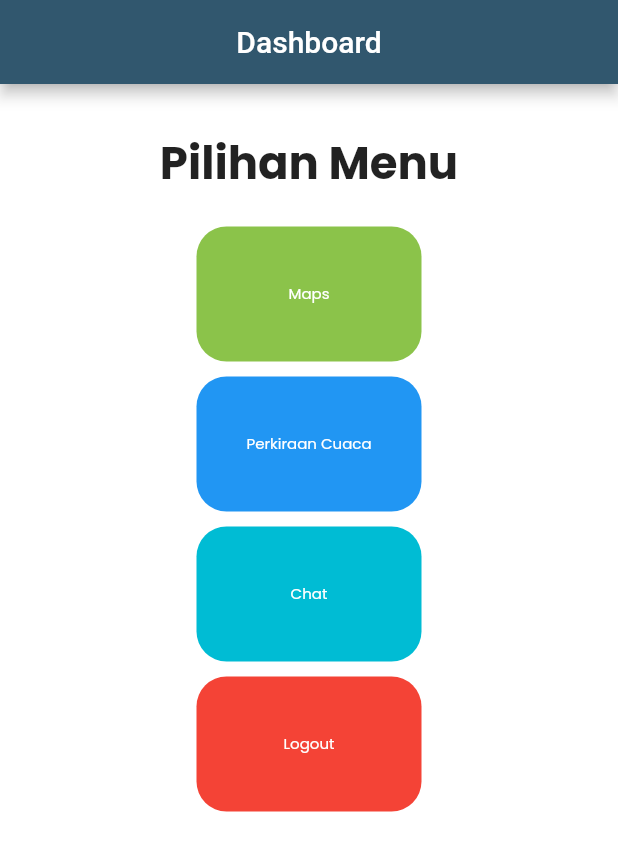
After one commit to Pixel-Frisk/Project_Pemro_Mobile, a Flutter app: the Dashboard screen opened directly, on a phone screen of 412 x 824 dp. The commit adds this screen. Shown: the top 851 px of the screen. Run offline on Flutter 3.47's test engine with Material 2 defaults, Android fonts, the phone set to English and light mode, and no system bars; our stand-ins replace font_awesome_flutter, geolocator, google_fonts, shared_preferences; missing offline and left inert: mapbox_gl, tugas_flutter; accounts and stored records are empty.

Commit message:
Update program yang masih eror

```diff
--- /dev/null
+++ b/lib/dashboard.dart
@@ -0,0 +1,140 @@
+import 'package:flutter/material.dart';
+import 'package:tugas_flutter/chat.dart';
+import 'package:tugas_flutter/map.dart';
+import 'package:tugas_flutter/routing.dart';
+import 'package:tugas_flutter/weather.dart';
+import 'package:tugas_flutter/login.dart';
+
+class Dashboard extends StatefulWidget {
+  @override
+  _DashboardState createState() => _DashboardState();
+}
+
+class _DashboardState extends State<Dashboard> {
+  @override
+  Widget build(BuildContext context) {
+    return Scaffold(
+      appBar: AppBar(
+        title: Text("Dashboard"),
+        automaticallyImplyLeading: false,
+        backgroundColor: Color.fromRGBO(49, 87, 110, 1.0),
+        centerTitle: true,
+      ),
+      body: Center(
+        child: Container(
+          width: 300,
+          child: Column(
+            children: [
+              SizedBox(height: 30),
+              Container(
+                child: Text( "Pilihan Menu", style: TextStyle(
+                  fontSize: 30,
+                  fontWeight: FontWeight.bold,
+                ),
+                  maxLines: 3,
+                  textAlign: TextAlign.center,
+                ),
+              ),
+              SizedBox(height: 20),
+              InkWell(
+                onTap: (){
+                  Routes.changePage(context, Map());
+                },
+                child: Container(
+                  decoration: BoxDecoration(
+                    color: Colors.lightGreen,
+                    borderRadius: BorderRadius.circular(20.0),
+                  ),
+                  height: 90,
+                  width: 150,
+                  child: Column(
+                    mainAxisAlignment: MainAxisAlignment.center,
+                    crossAxisAlignment: CrossAxisAlignment.center,
+                    children: [
+                      Text("Maps", style: TextStyle(
+                          color: Colors.white,
+                          fontSize: 10
+                      )),
+                    ],
+                  ),
+                ),
+              ),
+              SizedBox(height: 10),
+              InkWell(
+                onTap: (){
+                  Routes.changePage(context, Weather());
+                },
+                child: Container(
+                  decoration: BoxDecoration(
+                    color: Colors.blue,
+                    borderRadius: BorderRadius.circular(20.0),
+                  ),
+                  height: 90,
+                  width: 150,
+                  child: Column(
+                    mainAxisAlignment: MainAxisAlignment.center,
+                    crossAxisAlignment: CrossAxisAlignment.center,
+                    children: [
+                      Text("Perkiraan Cuaca", style: TextStyle(
+                        color: Colors.white,
+                        fontSize: 10
+                      )),
+                    ],
+                  ),
+                ),
+              ),
+              SizedBox(height: 10),
+              InkWell(
+                onTap: (){
+                  Routes.changePage(context, Chat());
+                },
+                child: Container(
+                  decoration: BoxDecoration(
+                    color: Colors.cyan,
+                    borderRadius: BorderRadius.circular(20.0),
+                  ),
+                  height: 90,
+                  width: 150,
+                  child: Column(
+                    mainAxisAlignment: MainAxisAlignment.center,
+                    crossAxisAlignment: CrossAxisAlignment.center,
+                    children: [
+                      Text("Chat", style: TextStyle(
+                          color: Colors.white,
+                          fontSize: 10
+                      )),
+                    ],
+                  ),
+                ),
+              ),
+              SizedBox(height: 10),
+              InkWell(
+                onTap: (){
+                  Routes.changePage(context, login());
+                },
+                child: Container(
+                  decoration: BoxDecoration(
+                    color: Colors.red,
+                    borderRadius: BorderRadius.circular(20.0),
+                  ),
+                  height: 90,
+                  width: 150,
+                  child: Column(
+                    mainAxisAlignment: MainAxisAlignment.center,
+                    crossAxisAlignment: CrossAxisAlignment.center,
+                    children: [
+                      Text("Logout", style: TextStyle(
+                          color: Colors.white,
+                          fontSize: 10
+                      )),
+                    ],
+                  ),
+                ),
+              ),
+            ],
+          ),
+        ),
+      ),
+    );
+  }
+}
--- a/lib/login/body.dart
+++ b/lib/login/body.dart
@@ -1,6 +1,7 @@
 import 'dart:ui';
 import 'package:flood_detector/components/rounded_button.dart';
 import 'package:flood_detector/constants.dart';
+//import 'package:flood_detector/dashboard.dart';
 import 'package:flood_detector/dashboard/dashboard.dart';
 import 'package:flood_detector/login/background.dart';
 import 'package:flood_detector/login/roundedInputField.dart';
--- a/lib/main.dart
+++ b/lib/main.dart
@@ -2,7 +2,6 @@ import 'package:flood_detector/welcome/Welcome.dart';
 import 'package:flutter/material.dart';
 import 'package:flood_detector/constants.dart';
 import 'package:google_fonts/google_fonts.dart';
-import 'package:shared_preferences/shared_preferences.dart';
 
 void main() {
   //SharedPreferences.setMockInitialValues({});
```
Also changed, not shown: pubspec.lock, 2 other files.
